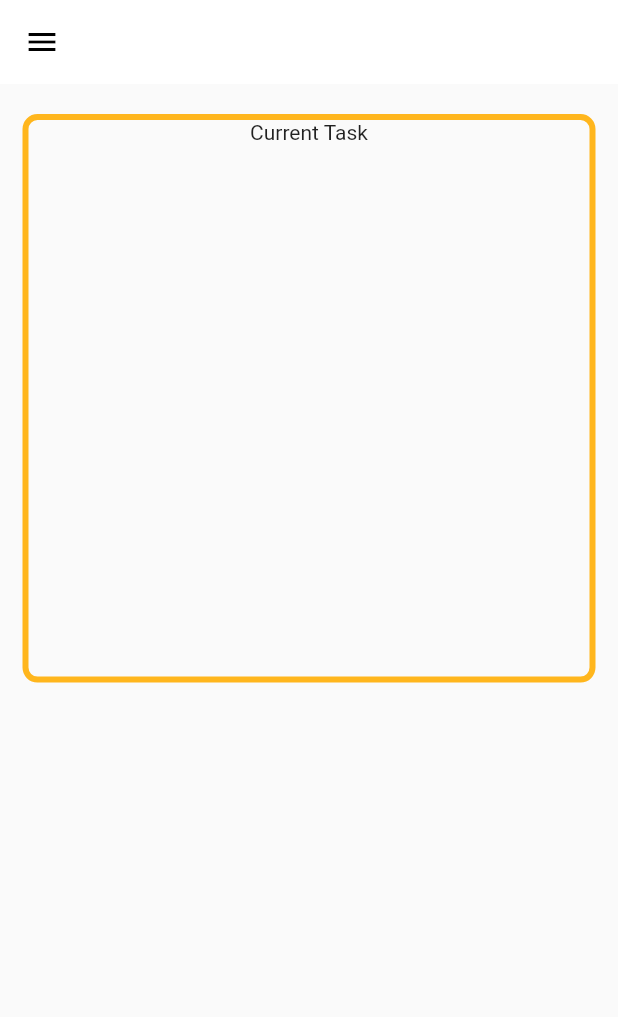
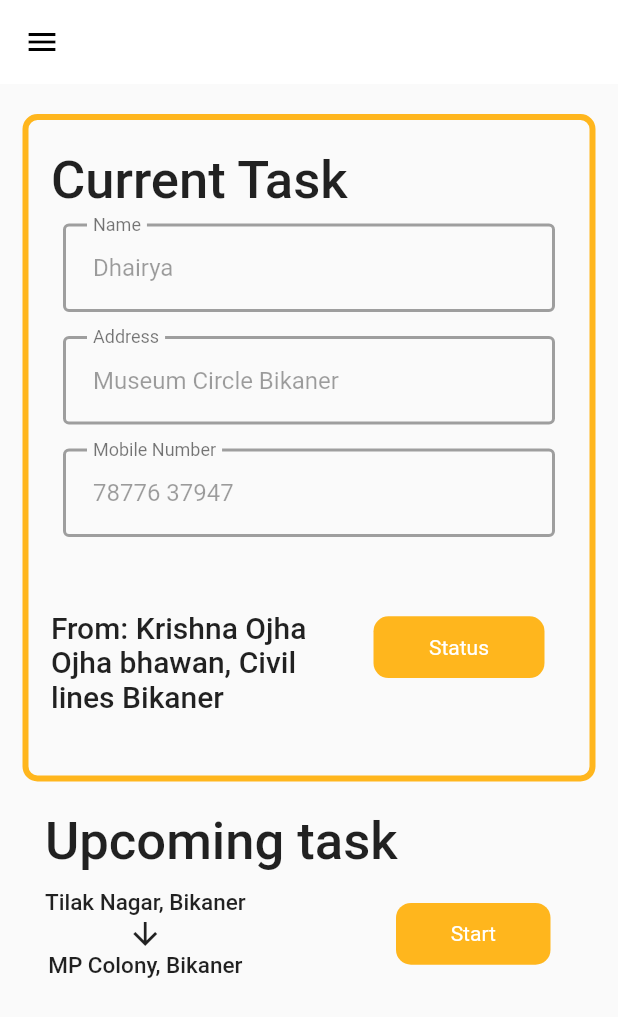
Before and after one commit to sj9102001/KasperTech-task, a Flutter app: the TaskPage screen opened by its route, on a phone screen of 412 x 824 dp. Shown: the top 1017 px of the screen. Run offline on Flutter 3.47's test engine with Material 2 defaults, Android fonts, the phone set to English and light mode, and no system bars; accounts and stored records are empty.

Commit message:
added task page

```diff
--- /dev/null
+++ b/lib/common/custom_button.dart
@@ -0,0 +1,33 @@
+import 'package:flutter/material.dart';
+
+class CustomButton extends StatelessWidget {
+  CustomButton(
+      {Key? key,
+      required this.callbackFunction,
+      required this.height,
+      required this.width,
+      required this.child})
+      : super(key: key);
+
+  VoidCallback callbackFunction;
+  double height;
+  double width;
+  Widget child;
+
+  @override
+  Widget build(BuildContext context) {
+    return GestureDetector(
+      onTap: callbackFunction,
+      child: Container(
+          alignment: Alignment.center,
+          height: height,
+          margin: const EdgeInsets.symmetric(vertical: 20, horizontal: 15),
+          decoration: BoxDecoration(
+            color: const Color.fromARGB(255, 255, 182, 29),
+            borderRadius: BorderRadius.circular(10),
+          ),
+          width: width,
+          child: child),
+    );
+  }
+}
--- a/lib/common/display_text.dart
+++ b/lib/common/display_text.dart
@@ -2,10 +2,18 @@ import 'package:flutter/material.dart';
 
 // ignore: must_be_immutable
 class DisplayText extends StatelessWidget {
-  DisplayText({Key? key, required this.title}) : super(key: key);
+  DisplayText({Key? key, required this.title, required this.fontsize})
+      : super(key: key);
   String title;
+  double fontsize;
   @override
   Widget build(BuildContext context) {
-    return Text(title);
+    return Text(
+      title,
+      style: TextStyle(
+        fontWeight: FontWeight.w500,
+        fontSize: fontsize,
+      ),
+    );
   }
 }
--- a/lib/providers/auth.dart
+++ b/lib/providers/auth.dart
@@ -21,7 +21,7 @@ class Auth with ChangeNotifier {
   Future<void> signup(
       email, password, confirmPassword, name, phoneNumber, userName) async {
     var url = Uri.parse('https://app-dev-task.herokuapp.com/users/register');
-
+    print('on signup');
     //Splitting the full name entered to first name and last name
     final nameArray = name.split(' ');
     String firstName;
--- a/lib/screens/login/login_form.dart
+++ b/lib/screens/login/login_form.dart
@@ -1,4 +1,5 @@
 import 'package:flutter/material.dart';
+import 'package:kaspertechtask/common/custom_button.dart';
 import 'package:kaspertechtask/common/dialogs.dart';
 import 'package:kaspertechtask/providers/auth.dart';
 import 'package:provider/provider.dart';
@@ -75,27 +76,19 @@ class _LoginFormState extends State<LoginForm> {
                 ],
               ),
             ),
-            GestureDetector(
-                child: Container(
-                  alignment: Alignment.center,
+            CustomButton(
+              callbackFunction: () =>
+                  submitSignin(context, authProvider.login, email, password),
               height: MediaQuery.of(context).size.height * 0.07,
-                  margin:
-                      const EdgeInsets.symmetric(vertical: 0, horizontal: 15),
-                  decoration: BoxDecoration(
-                    color: const Color.fromARGB(255, 255, 182, 29),
-                    borderRadius: BorderRadius.circular(10),
-                  ),
               width: double.infinity,
-                  child: const Text(
+              child: Text(
                 'Sign In',
                 style: TextStyle(
                     color: Colors.white,
                     fontWeight: FontWeight.bold,
                     fontSize: 20),
               ),
-                ),
-                onTap: () =>
-                    submitSignin(context, authProvider.login, email, password))
+            )
           ],
         ),
       ),
--- a/lib/screens/signup/signup_page.dart
+++ b/lib/screens/signup/signup_page.dart
@@ -1,4 +1,5 @@
 import 'package:flutter/material.dart';
+import 'package:kaspertechtask/common/custom_button.dart';
 import 'package:kaspertechtask/providers/auth.dart';
 import 'package:kaspertechtask/screens/login/login_page.dart';
 import 'package:provider/provider.dart';
@@ -24,6 +25,7 @@ class _SignupPageState extends State<SignupPage> {
   String confirmPassword = '';
 
   void _submitSignupForm(signupCallback, BuildContext ctx) async {
+    print('this runs');
     bool isValid = _formKey.currentState!.validate();
     if (isValid) {
       _formKey.currentState!.save();
@@ -168,17 +170,10 @@ class _SignupPageState extends State<SignupPage> {
                   ],
                 ),
               ),
-              GestureDetector(
-                onTap: () => _submitSignupForm(authProvider.signup, context),
-                child: Container(
-                  alignment: Alignment.center,
+              CustomButton(
+                callbackFunction: () =>
+                    _submitSignupForm(authProvider.signup, context),
                 height: MediaQuery.of(context).size.height * 0.07,
-                  margin:
-                      const EdgeInsets.symmetric(vertical: 20, horizontal: 15),
-                  decoration: BoxDecoration(
-                    color: const Color.fromARGB(255, 255, 182, 29),
-                    borderRadius: BorderRadius.circular(10),
-                  ),
                 width: double.infinity,
                 child: const Text(
                   'Sign Up',
@@ -186,7 +181,6 @@ class _SignupPageState extends State<SignupPage> {
                       color: Colors.white,
                       fontWeight: FontWeight.bold,
                       fontSize: 20),
-                  ),
                 ),
               ),
             ],
--- /dev/null
+++ b/lib/screens/task/current_task.dart
@@ -0,0 +1,90 @@
+import 'package:flutter/material.dart';
+import 'package:kaspertechtask/common/custom_button.dart';
+import 'package:kaspertechtask/common/display_text.dart';
+import 'package:kaspertechtask/screens/task/detail_widget.dart';
+
+class CurrentTask extends StatefulWidget {
+  CurrentTask({
+    Key? key,
+  }) : super(key: key);
+
+  @override
+  State<CurrentTask> createState() => _CurrentTaskState();
+}
+
+class _CurrentTaskState extends State<CurrentTask> {
+  String _name = 'Dhairya';
+  String _address = 'Museum Circle Bikaner';
+  String _phoneNumber = '78776 37947';
+  String _fromName = 'Krishna Ojha';
+  String _fromAddress = 'Ojha bhawan, Civil lines Bikaner';
+
+  @override
+  Widget build(BuildContext context) {
+    return Container(
+      padding: const EdgeInsets.symmetric(vertical: 20, horizontal: 15),
+      margin: const EdgeInsets.fromLTRB(15, 20, 15, 0),
+      height: MediaQuery.of(context).size.height * 0.54,
+      width: double.infinity,
+      decoration: BoxDecoration(
+        border: Border.all(
+          color: const Color.fromARGB(255, 255, 182, 29),
+          width: 4,
+        ),
+        borderRadius: BorderRadius.circular(10),
+      ),
+      child: Column(
+        mainAxisSize: MainAxisSize.max,
+        crossAxisAlignment: CrossAxisAlignment.start,
+        children: [
+          DisplayText(
+            title: 'Current Task',
+            fontsize: 35,
+          ),
+          DetailWidget(
+              name: _name, address: _address, phoneNumber: _phoneNumber),
+          Expanded(
+            flex: 3,
+            child: Row(
+              children: [
+                SingleChildScrollView(
+                  child: Column(
+                    crossAxisAlignment: CrossAxisAlignment.start,
+                    children: [
+                      Container(
+                        margin: EdgeInsets.only(top: 20),
+                        child: DisplayText(
+                          title: 'From: ${_fromName}',
+                          fontsize: 20,
+                        ),
+                      ),
+                      Container(
+                        width: 200,
+                        child: DisplayText(
+                          title: _fromAddress,
+                          fontsize: 20,
+                        ),
+                      ),
+                    ],
+                  ),
+                ),
+                Expanded(
+                  child: CustomButton(
+                      callbackFunction: () {
+                        print('status pressed');
+                      },
+                      height: MediaQuery.of(context).size.height * 0.05,
+                      width: MediaQuery.of(context).size.width * 0.25,
+                      child: Text(
+                        'Status',
+                        style: TextStyle(color: Colors.white),
+                      )),
+                )
+              ],
+            ),
+          )
+        ],
+      ),
+    );
+  }
+}
--- /dev/null
+++ b/lib/screens/task/detail_widget.dart
@@ -0,0 +1,72 @@
+import 'package:flutter/material.dart';
+
+class DetailWidget extends StatelessWidget {
+  DetailWidget({
+    Key? key,
+    required this.name,
+    required this.address,
+    required this.phoneNumber,
+  }) : super(key: key);
+
+  String name;
+  String address;
+  String phoneNumber;
+  @override
+  Widget build(BuildContext context) {
+    return Form(
+        child: Column(
+      children: [
+        Padding(
+          padding: const EdgeInsets.all(8.0),
+          child: TextFormField(
+            key: Key(name.toString()),
+            initialValue: name,
+            enabled: false,
+            decoration: _buildInputDecoration('Name'),
+          ),
+        ),
+        Padding(
+          padding: const EdgeInsets.all(8.0),
+          child: TextFormField(
+            key: Key(address.toString()),
+            initialValue: address,
+            enabled: false,
+            decoration: _buildInputDecoration('Address'),
+          ),
+        ),
+        Padding(
+          padding: const EdgeInsets.all(8.0),
+          child: TextFormField(
+            key: Key(phoneNumber.toString()),
+            initialValue: phoneNumber,
+            enabled: false,
+            decoration: _buildInputDecoration('Mobile Number'),
+          ),
+        ),
+      ],
+    ));
+  }
+}
+
+InputDecoration _buildInputDecoration(text) {
+  return InputDecoration(
+      labelText: text,
+      labelStyle: const TextStyle(color: Colors.black54),
+      focusedBorder: const OutlineInputBorder(
+        borderSide: BorderSide(color: Colors.black54, width: 2),
+      ),
+      enabledBorder: const OutlineInputBorder(
+        borderSide: BorderSide(color: Colors.grey, width: 2),
+      ),
+      disabledBorder: const OutlineInputBorder(
+        borderSide: BorderSide(color: Colors.grey, width: 2),
+      ),
+      errorBorder: const OutlineInputBorder(
+        borderSide: BorderSide(color: Colors.red, width: 2),
+      ),
+      focusedErrorBorder: const OutlineInputBorder(
+        borderSide: BorderSide(color: Colors.red, width: 2),
+      ),
+      contentPadding: const EdgeInsets.all(20),
+      border: InputBorder.none);
+}
--- a/lib/screens/task/task_page.dart
+++ b/lib/screens/task/task_page.dart
@@ -1,6 +1,10 @@
 import 'package:flutter/material.dart';
-import 'package:kaspertechtask/common/display_text.dart';
-import 'package:kaspertechtask/common/drawer.dart';
+import 'package:kaspertechtask/screens/task/upcoming_task.dart';
+
+import './../../common/drawer.dart';
+import './../../common/display_text.dart';
+
+import '/screens/task/current_task.dart';
 
 // ignore: use_key_in_widget_constructors, must_be_immutable
 class TaskPage extends StatelessWidget {
@@ -22,39 +26,12 @@ class TaskPage extends StatelessWidget {
           backgroundColor: Colors.white,
           elevation: 0),
       body: Column(
-        children: const [
+        crossAxisAlignment: CrossAxisAlignment.start,
+        children: [
           CurrentTask(),
+          UpcomingTask(),
         ],
       ),
     );
   }
 }
-
-class CurrentTask extends StatelessWidget {
-  const CurrentTask({
-    Key? key,
-  }) : super(key: key);
-
-  @override
-  Widget build(BuildContext context) {
-    return Container(
-      margin: const EdgeInsets.symmetric(vertical: 20, horizontal: 15),
-      height: MediaQuery.of(context).size.height * 0.46,
-      width: double.infinity,
-      decoration: BoxDecoration(
-        border: Border.all(
-          color: const Color.fromARGB(255, 255, 182, 29),
-          width: 4,
-        ),
-        borderRadius: BorderRadius.circular(10),
-      ),
-      child: Column(
-        children: [
-          DisplayText(
-            title: 'Current Task',
-          )
-        ],
-      ),
-    );
-  }
-}
--- /dev/null
+++ b/lib/screens/task/upcoming_task.dart
@@ -0,0 +1,50 @@
+import 'package:flutter/material.dart';
+import 'package:kaspertechtask/common/custom_button.dart';
+import 'package:kaspertechtask/common/display_text.dart';
+
+class UpcomingTask extends StatelessWidget {
+  const UpcomingTask({Key? key}) : super(key: key);
+
+  @override
+  Widget build(BuildContext context) {
+    return Container(
+      padding: const EdgeInsets.symmetric(vertical: 20, horizontal: 15),
+      margin: const EdgeInsets.symmetric(vertical: 0, horizontal: 15),
+      child: Column(
+        crossAxisAlignment: CrossAxisAlignment.start,
+        children: [
+          DisplayText(title: 'Upcoming task', fontsize: 35),
+          Row(
+            mainAxisAlignment: MainAxisAlignment.spaceBetween,
+            children: [
+              Column(
+                children: [
+                  DisplayText(
+                    title: 'Tilak Nagar, Bikaner',
+                    fontsize: 15,
+                  ),
+                  Icon(Icons.arrow_downward),
+                  DisplayText(
+                    title: 'MP Colony, Bikaner',
+                    fontsize: 15,
+                  )
+                ],
+              ),
+              CustomButton(
+                callbackFunction: () {
+                  print("Start pressed");
+                },
+                height: MediaQuery.of(context).size.height * 0.05,
+                width: MediaQuery.of(context).size.width * 0.25,
+                child: Text(
+                  'Start',
+                  style: TextStyle(color: Colors.white),
+                ),
+              ),
+            ],
+          )
+        ],
+      ),
+    );
+  }
+}
```
Lines whose indentation alone changed are shown as unchanged.
